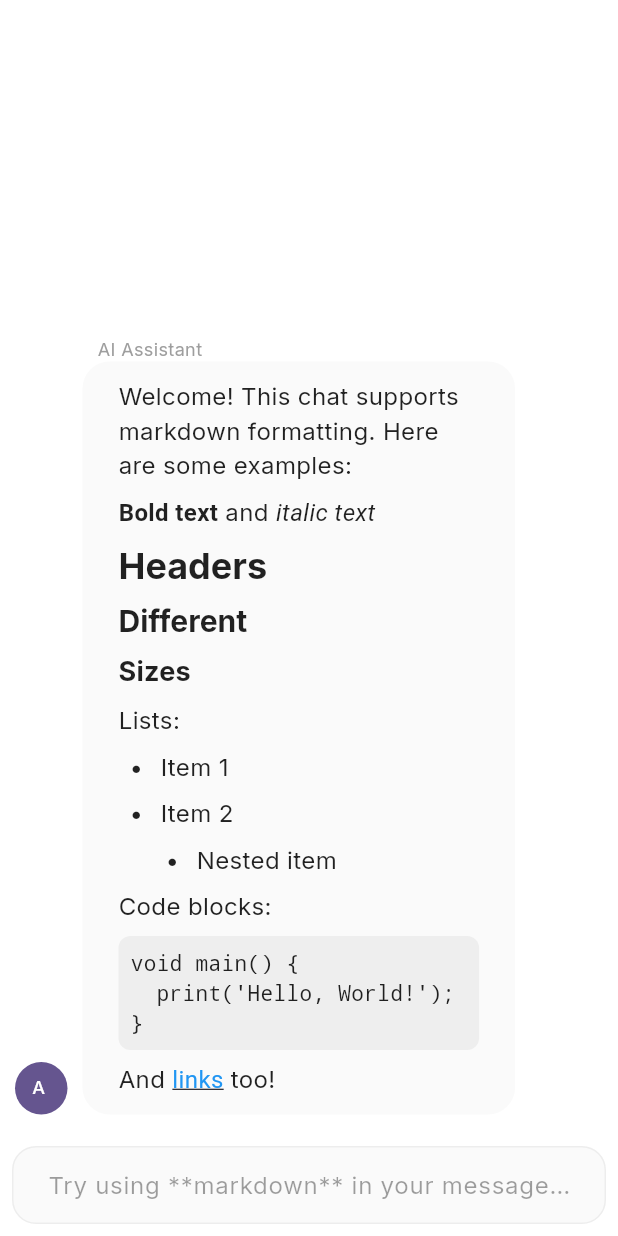
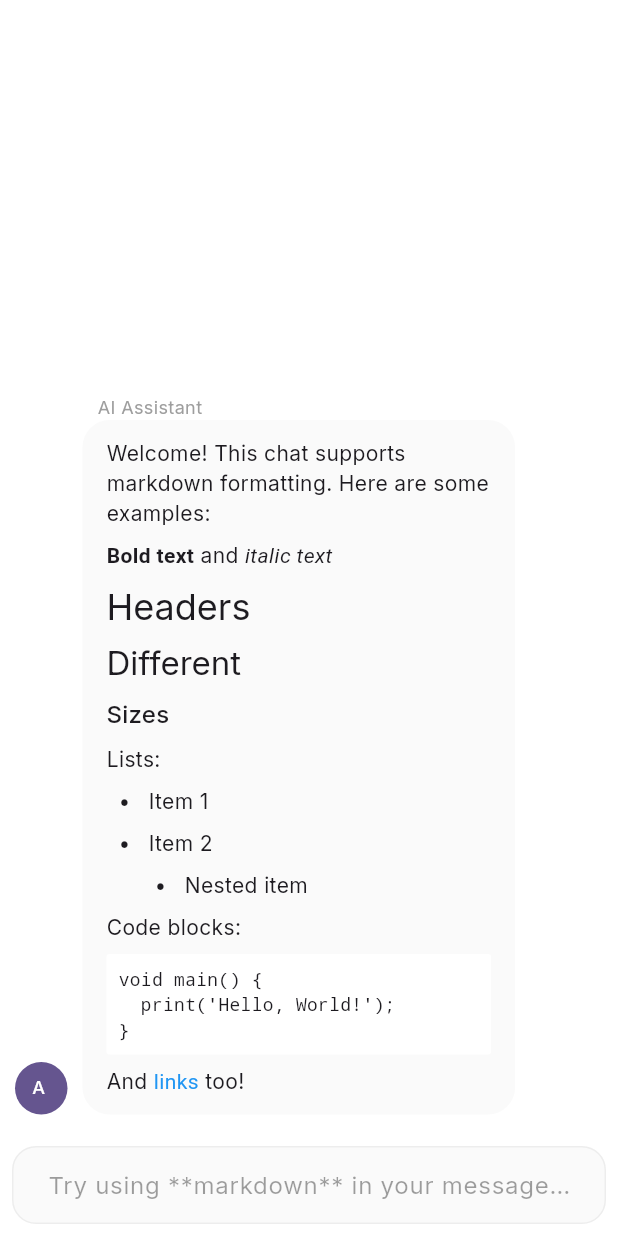
Before and after one commit to wilrojasdev/flutter_gen_ai_chat_ui, a Flutter app: the MarkdownExample screen opened directly, on a phone screen of 412 x 824 dp. Run offline on Flutter 3.47's test engine with Material 3 defaults, Android fonts, the phone set to English and light mode, and no system bars; drawn by our look-alikes of dash_chat_2, flutter_markdown; our stand-ins replace google_fonts, shimmer.

Commit message:
updated markdown example

```diff
--- a/example/lib/markdown_example.dart
+++ b/example/lib/markdown_example.dart
@@ -51,6 +51,7 @@ And [links](https://flutter.dev) too!
 ''',
       user: _aiUser,
       createdAt: DateTime.now(),
+      isMarkdown: true,
     ));
   }
 
@@ -78,81 +79,12 @@ Need help? Here are some things you can try:
 ''',
         user: _aiUser,
         createdAt: DateTime.now(),
+        isMarkdown: true,
       );
       _controller.addMessage(response);
     } finally {
       setState(() => _isLoading = false);
     }
-  }
-
-  Widget _buildMarkdownMessage(ChatMessage message, bool isUser) {
-    final isDark = Theme.of(context).brightness == Brightness.dark;
-
-    return Container(
-      padding: const EdgeInsets.symmetric(horizontal: 8),
-      child: MarkdownBody(
-        data: message.text,
-        styleSheet: MarkdownStyleSheet(
-          p: TextStyle(
-            color: isDark ? Colors.white : Colors.black87,
-            fontSize: 16,
-          ),
-          code: TextStyle(
-            backgroundColor: isUser
-                ? (isDark ? Colors.blue[900] : Colors.blue[50])
-                : (isDark ? Colors.grey[800] : Colors.grey[200]),
-            color: isDark ? Colors.white : Colors.black87,
-            fontSize: 14,
-          ),
-          codeblockDecoration: BoxDecoration(
-            color: isUser
-                ? (isDark ? Colors.blue[900] : Colors.blue[50])
-                : (isDark ? Colors.grey[800] : Colors.grey[200]),
-            borderRadius: BorderRadius.circular(8),
-          ),
-          blockquote: TextStyle(
-            color: (isDark ? Colors.white70 : Colors.black54),
-            fontSize: 16,
-          ),
-          listBullet: TextStyle(
-            color: isDark ? Colors.white : Colors.black87,
-            fontSize: 16,
-          ),
-          h1: TextStyle(
-            color: isDark ? Colors.white : Colors.black87,
-            fontSize: 24,
-            fontWeight: FontWeight.bold,
-          ),
-          h2: TextStyle(
-            color: isDark ? Colors.white : Colors.black87,
-            fontSize: 20,
-            fontWeight: FontWeight.bold,
-          ),
-          h3: TextStyle(
-            color: isDark ? Colors.white : Colors.black87,
-            fontSize: 18,
-            fontWeight: FontWeight.bold,
-          ),
-          em: TextStyle(
-            color: isDark ? Colors.white : Colors.black87,
-            fontStyle: FontStyle.italic,
-          ),
-          strong: TextStyle(
-            color: isDark ? Colors.white : Colors.black87,
-            fontWeight: FontWeight.bold,
-          ),
-          a: TextStyle(
-            color: isDark ? Colors.lightBlue[300] : Colors.blue,
-            decoration: TextDecoration.underline,
-          ),
-        ),
-        onTapLink: (text, href, title) {
-          if (href != null) {
-            launchUrl(Uri.parse(href));
-          }
-        },
-      ),
-    );
   }
 
   @override
@@ -161,11 +93,12 @@ Need help? Here are some things you can try:
       body: AiChatWidget(
         config: AiChatConfig(
           hintText: 'Try using **markdown** in your message...',
-          // Custom message builder for markdown support
-          messageBuilder: (message) {
-            final isUser = message.user.id == _currentUser.id;
-            return _buildMarkdownMessage(message, isUser);
-          },
+          messageBuilder: (message) => message.isMarkdown == true
+              ? MarkdownBody(
+                  data: message.text,
+                  // onTapLink: (url) => launch(url),
+                )
+              : SelectableText(message.text),
         ),
         controller: _controller,
         currentUser: _currentUser,
--- a/lib/src/widgets/ai_chat_widget.dart
+++ b/lib/src/widgets/ai_chat_widget.dart
@@ -417,7 +417,7 @@ class AiChatWidgetState extends State<AiChatWidget>
   Widget _defaultScrollToBottomBuilder() {
     final theme = Theme.of(context);
     final customTheme = theme.extension<CustomThemeExtension>() ??
-        ThemeProvider.lightTheme.extension<CustomThemeExtension>()!;
+        ThemeProvider.lightTheme.extension<CustomThemeExtension>();
 
     return Positioned(
       bottom: 8,
@@ -428,14 +428,15 @@ class AiChatWidgetState extends State<AiChatWidget>
           height: 32,
           width: 32,
           decoration: BoxDecoration(
-            color: customTheme.backToBottomButtonColor.withOpacity(0.8),
+            color: customTheme?.backToBottomButtonColor?.withOpacity(0.8) ??
+                Colors.grey,
             borderRadius: BorderRadius.circular(16),
           ),
           child: IconButton(
             padding: EdgeInsets.zero,
             icon: Icon(
               Icons.keyboard_arrow_down,
-              color: customTheme.chatBackground,
+              color: customTheme?.chatBackground ?? Colors.white,
               size: 24,
             ),
             onPressed: _scrollToBottom,
```
